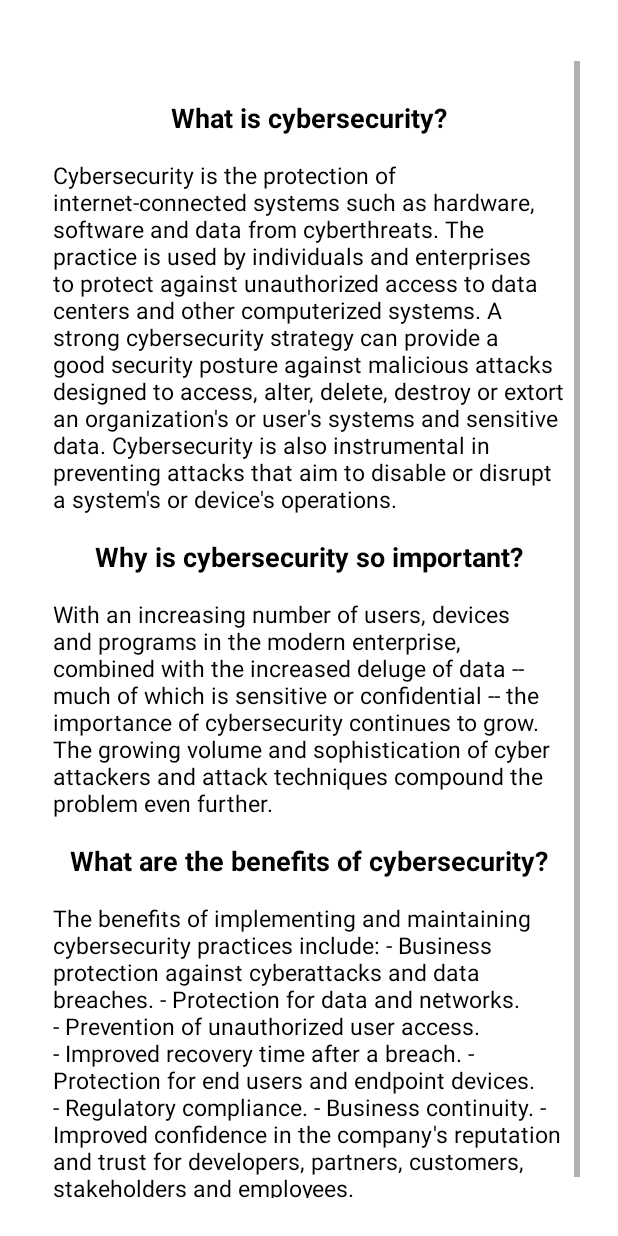
After one commit to Paco2006/HackTues9, an Android app: the AboutCyberSec screen opened directly, with no data from a screen before it, on a phone screen of 412 x 824 dp. The commit adds this screen. Run offline under Robolectric (Android 15) with nearby library versions, the phone set to English and light mode, and no system bars.

Commit message:
About us + Why use our app

```diff
--- a/app/src/main/AndroidManifest.xml
+++ b/app/src/main/AndroidManifest.xml
@@ -12,6 +12,12 @@
         android:theme="@style/Theme.HackTuesApp"
         tools:targetApi="31">
         <activity
+            android:name=".WhyUseOurApp"
+            android:exported="false" />
+        <activity
+            android:name=".AboutCyberSec"
+            android:exported="false" />
+        <activity
             android:name=".MainActivity"
             android:exported="true">
             <intent-filter>
--- /dev/null
+++ b/app/src/main/java/janes/romanes/hacktuesapp/AboutCyberSec.java
@@ -0,0 +1,14 @@
+package janes.romanes.hacktuesapp;
+
+import androidx.appcompat.app.AppCompatActivity;
+
+import android.os.Bundle;
+
+public class AboutCyberSec extends AppCompatActivity {
+
+    @Override
+    protected void onCreate(Bundle savedInstanceState) {
+        super.onCreate(savedInstanceState);
+        setContentView(R.layout.activity_about_cyber_sec);
+    }
+}
--- /dev/null
+++ b/app/src/main/res/layout/activity_about_cyber_sec.xml
@@ -0,0 +1,109 @@
+<?xml version="1.0" encoding="utf-8"?>
+<RelativeLayout xmlns:android="http://schemas.android.com/apk/res/android"
+    xmlns:app="http://schemas.android.com/apk/res-auto"
+    xmlns:tools="http://schemas.android.com/tools"
+    android:layout_width="match_parent"
+    android:layout_height="match_parent"
+    tools:context=".AboutCyberSec"
+    android:padding="25dp">
+
+    <ScrollView
+        android:layout_width="match_parent"
+        android:layout_height="wrap_content"
+        android:layout_marginTop="15dp" >
+
+        <RelativeLayout
+            android:layout_width="match_parent"
+            android:layout_height="match_parent"
+            android:padding="10dp">
+
+            <TextView
+                android:layout_width="wrap_content"
+                android:layout_height="wrap_content"
+                android:text="What is cybersecurity?"
+                android:textSize="18sp"
+                android:textStyle="bold"
+                android:textColor="@color/black"
+                android:layout_centerHorizontal="true"
+                android:layout_marginTop="15dp"
+                android:id="@+id/cybersecHead1">
+
+            </TextView>
+
+
+            <TextView
+                android:layout_width="match_parent"
+                android:layout_height="wrap_content"
+                android:textColor="@color/black"
+                android:textStyle="normal"
+                android:textSize="15sp"
+                android:layout_below="@id/cybersecHead1"
+                android:layout_marginTop="15dp"
+                android:text="@string/what_is_cybersec"
+                android:id="@+id/whatIsCybersec">
+
+            </TextView>
+
+            <TextView
+                android:layout_width="wrap_content"
+                android:layout_height="wrap_content"
+                android:text="Why is cybersecurity so important?"
+                android:textSize="18sp"
+                android:textStyle="bold"
+                android:textColor="@color/black"
+                android:layout_centerHorizontal="true"
+                android:layout_marginTop="15dp"
+                android:id="@+id/cybersecHead2"
+                android:layout_below="@id/whatIsCybersec">
+
+            </TextView>
+
+            <TextView
+                android:layout_width="match_parent"
+                android:layout_height="wrap_content"
+                android:textColor="@color/black"
+                android:textStyle="normal"
+                android:textSize="15sp"
+                android:layout_below="@id/cybersecHead2"
+                android:layout_marginTop="15dp"
+                android:text="@string/why_is_cybersec_important"
+                android:id="@+id/whyIsCybersecImportant">
+
+            </TextView>
+
+            <TextView
+                android:layout_width="wrap_content"
+                android:layout_height="wrap_content"
+                android:text="What are the benefits of cybersecurity?"
+                android:textSize="18sp"
+                android:textStyle="bold"
+                android:textColor="@color/black"
+                android:layout_centerHorizontal="true"
+                android:layout_marginTop="15dp"
+                android:id="@+id/cybersecHead3"
+                android:layout_below="@id/whyIsCybersecImportant">
+
+            </TextView>
+
+            <TextView
+                android:layout_width="match_parent"
+                android:layout_height="wrap_content"
+                android:textColor="@color/black"
+                android:textStyle="normal"
+                android:textSize="15sp"
+                android:layout_below="@id/cybersecHead3"
+                android:layout_marginTop="15dp"
+                android:text="@string/benefits_of_cybersec"
+                android:id="@+id/benefitsOfCybersec">
+
+            </TextView>
+
+
+
+        </RelativeLayout>
+
+
+    </ScrollView>
+
+
+</RelativeLayout>
--- a/app/src/main/res/values/strings.xml
+++ b/app/src/main/res/values/strings.xml
@@ -1,3 +1,32 @@
 <resources>
     <string name="app_name">HackTuesApp</string>
+    <string name="what_is_cybersec">    Cybersecurity is the protection of internet-connected systems such as hardware, software and data from cyberthreats. The practice is used by individuals and enterprises to protect against unauthorized access to data centers and other computerized systems.
+
+    A strong cybersecurity strategy can provide a good security posture against malicious attacks designed to access, alter, delete, destroy or extort an organization's or user's systems and sensitive data. Cybersecurity is also instrumental in preventing attacks that aim to disable or disrupt a system's or device's operations.
+    </string>
+
+    <string name="why_is_cybersec_important">   With an increasing number of users, devices and programs in the modern enterprise, combined with the increased deluge of data -- much of which is sensitive or confidential -- the importance of cybersecurity continues to grow. The growing volume and sophistication of cyber attackers and attack techniques compound the problem even further.
+    </string>
+
+    <string name="benefits_of_cybersec">The benefits of implementing and maintaining cybersecurity practices include:
+
+- Business protection against cyberattacks and data breaches.
+
+- Protection for data and networks.
+
+- Prevention of unauthorized user access.
+
+- Improved recovery time after a breach.
+
+- Protection for end users and endpoint devices.
+
+- Regulatory compliance.
+
+- Business continuity.
+
+- Improved confidence in the company's reputation and trust for developers, partners, customers, stakeholders and employees.
+    </string>
+
+    <string name="why_use_our_app">Our app is a useful tool which helps users to combat common threats. We combine 2 features - a site safety checker and a password generator/saver. This makes it perfect for people who don't want to download a lot of apps. The site safety feature makes it possible to ensure that browsing sites doesn't compromise your data and security. It tells you if the site is dangerous or not and why it is unsafe to access it. The password generator and saver is a crutial feature to have because using the same password on two or more websites increases the chances of your accounts being stolen. That's why you should use it - to ensure your data is going to be safe. Also the password generator makes it possible to save as much passwords as possible which doesn't only help you stay safe but also doesn't make you remember all of your information which is easy to forget. </string>
+
 </resources>
```
Also changed, not shown: app/src/main/java/janes/romanes/hacktuesapp/WhyUseOurApp.java (added, +14 -0 lines), app/src/main/res/layout/activity_why_use_our_app.xml (added, +49 -0 lines).
